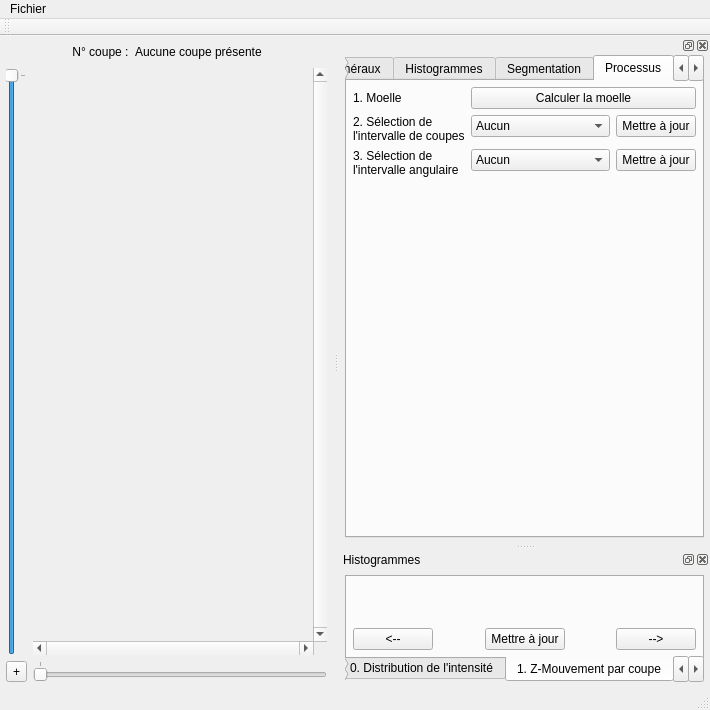
Before: the Qt Designer form ui/mainwindow.ui in akrah/TKDetection, drawn with Qt 5.
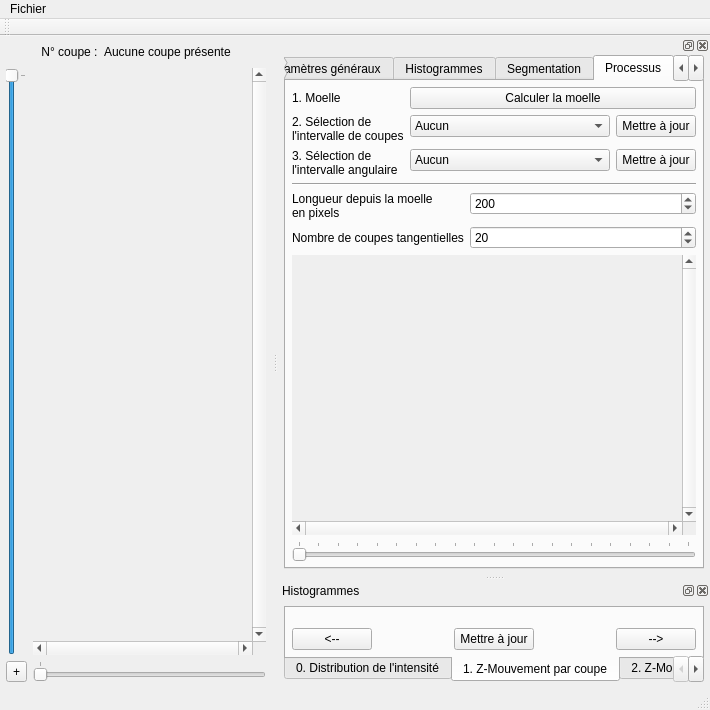
After: the same form once the commit is applied. The open tabs and pages were chosen to show the change. Custom widgets are drawn as their Qt base class.

Commit message: Add tangential view from a knot area

```diff
--- a/ui/mainwindow.ui
+++ b/ui/mainwindow.ui
@@ -2361,7 +2361,12 @@
         <attribute name="title">
          <string>Processus</string>
         </attribute>
-        <layout class="QFormLayout" name="formLayout_19">
+        <layout class="QVBoxLayout" name="verticalLayout_15">
+         <item>
+          <layout class="QFormLayout" name="formLayout_6">
+           <property name="sizeConstraint">
+            <enum>QLayout::SetNoConstraint</enum>
+           </property>
          <item row="0" column="0">
           <widget class="QLabel" name="label_11">
            <property name="text">
@@ -2457,6 +2462,103 @@
           </layout>
          </item>
         </layout>
+         </item>
+         <item>
+          <widget class="Line" name="line">
+           <property name="orientation">
+            <enum>Qt::Horizontal</enum>
+           </property>
+          </widget>
+         </item>
+         <item>
+          <layout class="QFormLayout" name="formLayout_4">
+           <item row="0" column="0">
+            <widget class="QLabel" name="label_7">
+             <property name="text">
+              <string>Longueur depuis la moelle
+en pixels</string>
+             </property>
+            </widget>
+           </item>
+           <item row="0" column="1">
+            <widget class="QSpinBox" name="_spinTangentialDepth">
+             <property name="maximum">
+              <number>255</number>
+             </property>
+             <property name="value">
+              <number>200</number>
+             </property>
+            </widget>
+           </item>
+           <item row="1" column="0">
+            <widget class="QLabel" name="label_12">
+             <property name="text">
+              <string>Nombre de coupes tangentielles</string>
+             </property>
+            </widget>
+           </item>
+           <item row="1" column="1">
+            <widget class="QSpinBox" name="_spinTangentialNbSlices">
+             <property name="value">
+              <number>20</number>
+             </property>
+            </widget>
+           </item>
+          </layout>
+         </item>
+         <item>
+          <layout class="QGridLayout" name="gridLayout_2">
+           <item row="0" column="0">
+            <widget class="QScrollArea" name="_scrollTangentialView">
+             <property name="frameShape">
+              <enum>QFrame::NoFrame</enum>
+             </property>
+             <property name="frameShadow">
+              <enum>QFrame::Plain</enum>
+             </property>
+             <property name="lineWidth">
+              <number>0</number>
+             </property>
+             <property name="verticalScrollBarPolicy">
+              <enum>Qt::ScrollBarAlwaysOn</enum>
+             </property>
+             <property name="horizontalScrollBarPolicy">
+              <enum>Qt::ScrollBarAlwaysOn</enum>
+             </property>
+             <property name="widgetResizable">
+              <bool>false</bool>
+             </property>
+             <property name="alignment">
+              <set>Qt::AlignCenter</set>
+             </property>
+             <widget class="QWidget" name="scrollAreaWidgetContents_2">
+              <property name="geometry">
+               <rect>
+                <x>0</x>
+                <y>0</y>
+                <width>390</width>
+                <height>234</height>
+               </rect>
+              </property>
+             </widget>
+            </widget>
+           </item>
+           <item row="1" column="0">
+            <widget class="QSlider" name="_sliderSelectTangentialSlice">
+             <property name="maximum">
+              <number>20</number>
+             </property>
+             <property name="orientation">
+              <enum>Qt::Horizontal</enum>
+             </property>
+             <property name="tickPosition">
+              <enum>QSlider::TicksAbove</enum>
+             </property>
+            </widget>
+           </item>
+          </layout>
+         </item>
+        </layout>
        </widget>
        <widget class="QWidget" name="_tabExport">
         <attribute name="title">
```
Left out of the diff: 31 changed lines with no effect on the pictures. Lines whose indentation alone changed are shown as unchanged. The commit also changes 6 other files.
